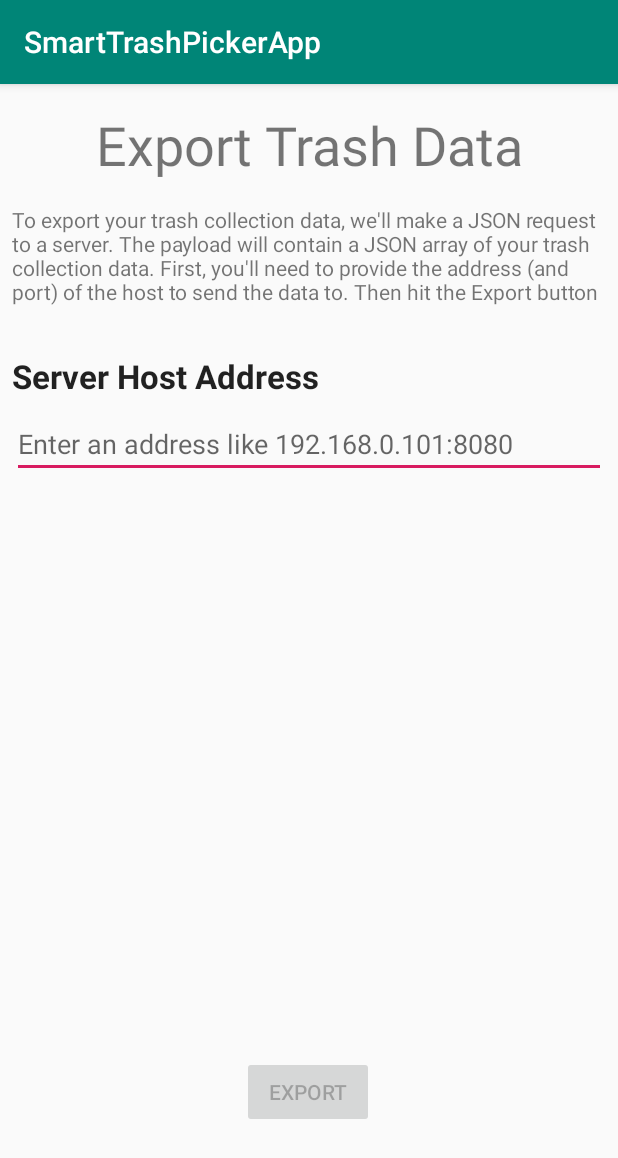
After one commit to MichaelRechenberg/SmartTrashPickerAndroidApp, an Android app: the ExportTrashDataActivity screen opened directly, with no data from a screen before it, on a phone screen of 412 x 824 dp. The commit adds this screen. Shown: the top 1158 px of the screen. Run offline under Robolectric (Android 15) with nearby library versions, the phone set to English and light mode, and no system bars; our stand-ins replace Volley.

Commit message:
Able to export data as JSON to a local server over HTTP, using the Volley library.  Note that this commit has some no-nos (querying database on the main thread, allowing HTTP cleartext requests), but they are acceptable for the INFO 490 demo

```diff
--- a/app/build.gradle
+++ b/app/build.gradle
@@ -37,10 +37,15 @@ dependencies {
     implementation 'com.google.android.gms:play-services-location:16.0.0'
 
     // Room dependencies
+    implementation 'androidx.appcompat:appcompat:1.0.2'
+    implementation 'androidx.constraintlayout:constraintlayout:1.1.3'
     kapt "androidx.room:room-compiler:$room_version"
     implementation "androidx.room:room-runtime:$room_version"
     implementation "androidx.room:room-ktx:$room_version"
     implementation "androidx.room:room-guava:$room_version"
+
+    //Volley
+    implementation 'com.android.volley:volley:1.1.1'
 
 
     testImplementation 'junit:junit:4.12'
--- a/app/src/main/java/mrechenberg/smarttrashpickerapp/database/TrashDatabase.kt
+++ b/app/src/main/java/mrechenberg/smarttrashpickerapp/database/TrashDatabase.kt
@@ -33,6 +33,8 @@ abstract class TrashDatabase : RoomDatabase() {
                                 context.applicationContext,
                                 TrashDatabase::class.java,
                             "trash_database")
+                                // For demo purposes, I will query on the main thread
+                            .allowMainThreadQueries()
                             .build()
                 }
             }
--- a/app/src/main/java/mrechenberg/smarttrashpickerapp/database/TrashPickupDAO.kt
+++ b/app/src/main/java/mrechenberg/smarttrashpickerapp/database/TrashPickupDAO.kt
@@ -15,4 +15,7 @@ interface TrashPickupDAO {
 
     @Query("SELECT COUNT(*) FROM TrashPickup WHERE session_id = :sessionId")
     fun getPickupCountOfSession(sessionId: Long) : Int
+
+    @Query("SELECT * FROM TrashPickup WHERE username = :username")
+    fun getAllPickupsOfUser(username: String) : List<TrashPickup>
 }
--- /dev/null
+++ b/app/src/main/res/layout/activity_export_trash_data.xml
@@ -0,0 +1,59 @@
+<?xml version="1.0" encoding="utf-8"?>
+<androidx.constraintlayout.widget.ConstraintLayout
+        xmlns:android="http://schemas.android.com/apk/res/android"
+        xmlns:tools="http://schemas.android.com/tools"
+        xmlns:app="http://schemas.android.com/apk/res-auto"
+        android:layout_width="match_parent"
+        android:layout_height="match_parent"
+        tools:context=".ExportTrashDataActivity" android:id="@+id/constraintLayout3">
+
+    <TextView
+            android:text="@string/export_data_header_text"
+            android:layout_width="0dp"
+            android:layout_height="wrap_content" android:id="@+id/export_data_header_text_view"
+            app:layout_constraintTop_toTopOf="parent"
+            app:layout_constraintStart_toStartOf="parent" app:layout_constraintEnd_toEndOf="parent"
+            android:layout_marginEnd="8dp" android:textSize="36sp" android:textAlignment="center"
+            android:layout_marginTop="16dp" android:layout_marginStart="8dp"/>
+    <TextView
+            android:text="@string/export_data_instrutions_text"
+            android:layout_width="0dp"
+            android:layout_height="wrap_content" android:id="@+id/export_data_instructions_text_view"
+            app:layout_constraintTop_toBottomOf="@+id/export_data_header_text_view"
+            android:layout_marginTop="16dp" app:layout_constraintEnd_toEndOf="parent"
+            app:layout_constraintStart_toStartOf="parent" android:layout_marginStart="8dp"
+            android:layout_marginEnd="8dp"/>
+    <androidx.constraintlayout.widget.ConstraintLayout
+            android:layout_width="match_parent"
+            android:layout_height="0dp" android:id="@+id/export_form_constraint_layout"
+            app:layout_constraintTop_toBottomOf="@+id/export_data_instructions_text_view"
+            android:layout_marginTop="24dp"
+            app:layout_constraintEnd_toEndOf="parent" app:layout_constraintStart_toStartOf="parent"
+            android:layout_marginBottom="8dp" app:layout_constraintBottom_toBottomOf="parent">
+
+        <TextView
+                android:text="@string/server_url_header_text"
+                android:layout_width="wrap_content"
+                android:layout_height="wrap_content" android:id="@+id/server_url_prompt_text_view"
+                app:layout_constraintTop_toTopOf="parent" android:layout_marginTop="8dp"
+                app:layout_constraintStart_toStartOf="parent" android:layout_marginStart="8dp"
+                android:textAppearance="@style/TextAppearance.AppCompat.Large" android:textStyle="bold"/>
+        <EditText
+                android:layout_width="0dp"
+                android:layout_height="wrap_content"
+                android:inputType="textPersonName"
+                android:ems="10"
+                android:id="@+id/server_url_edit_text" android:layout_marginTop="8dp"
+                app:layout_constraintTop_toBottomOf="@+id/server_url_prompt_text_view" android:layout_marginEnd="8dp"
+                app:layout_constraintEnd_toEndOf="parent" android:layout_marginStart="8dp"
+                app:layout_constraintStart_toStartOf="parent" android:hint="@string/server_url_hint_text"/>
+        <Button
+                android:text="@string/export_button_text_2"
+                android:layout_width="wrap_content"
+                android:layout_height="wrap_content" android:id="@+id/start_export_button"
+                app:layout_constraintEnd_toEndOf="parent" android:layout_marginEnd="8dp"
+                app:layout_constraintStart_toStartOf="parent" android:layout_marginStart="8dp"
+                app:layout_constraintBottom_toBottomOf="parent" app:layout_constraintHorizontal_bias="0.498"
+                android:layout_marginBottom="64dp" android:enabled="false"/>
+    </androidx.constraintlayout.widget.ConstraintLayout>
+</androidx.constraintlayout.widget.ConstraintLayout>
--- a/app/src/main/res/values/strings.xml
+++ b/app/src/main/res/values/strings.xml
@@ -14,6 +14,18 @@
     <string name="stp_ble_notification_content_title">Trash Picker Paired</string>
     <string name="stp_ble_notification_content_text_prefix">Number of trash picks:</string>
     <string name="active_ble_connection_header_text">Paired With Trash Picker!</string>
-    <string name="active_ble_connection_help_text">Wait a few seconds for the connection to settle, and then when you pick up trash your location will be recorded</string>
+    <string name="active_ble_connection_help_text">Wait a few seconds for the connection to settle, and then when you
+        pick up trash your location will be recorded
+    </string>
     <string name="disconnect_ble_button_text">Disconnect From Picker</string>
+    <string name="export_data_button_text">Export Your Trash Collection Data</string>
+    <string name="export_data_header_text">Export Trash Data</string>
+    <string name="export_data_instrutions_text">To export your trash collection data, we\'ll make a JSON request to a
+        server. The payload will contain a JSON array of your trash collection data. First, you\'ll need to provide the
+        address (and port) of the host to send the data to. Then hit the Export
+        button
+    </string>
+    <string name="server_url_header_text">Server Host Address</string>
+    <string name="export_button_text_2">Export</string>
+    <string name="server_url_hint_text">Enter an address like 192.168.0.101:8080</string>
 </resources>
--- /dev/null
+++ b/app/src/main/res/xml/network_security_config.xml
@@ -0,0 +1,5 @@
+<?xml version="1.0" encoding="utf-8"?>
+<network-security-config>
+    <!-- This is only enabled for export of location data for demo -->
+    <base-config cleartextTrafficPermitted="true"/>
+</network-security-config>
```
Also changed, not shown: app/src/main/AndroidManifest.xml (+8 -0 lines), app/src/main/java/mrechenberg/smarttrashpickerapp/ExportTrashDataActivity.kt (added, +132 -0 lines), app/src/main/java/mrechenberg/smarttrashpickerapp/HomeActivity.kt (+13 -1 lines), app/src/main/res/layout/activity_home.xml (+10 -2 lines).
